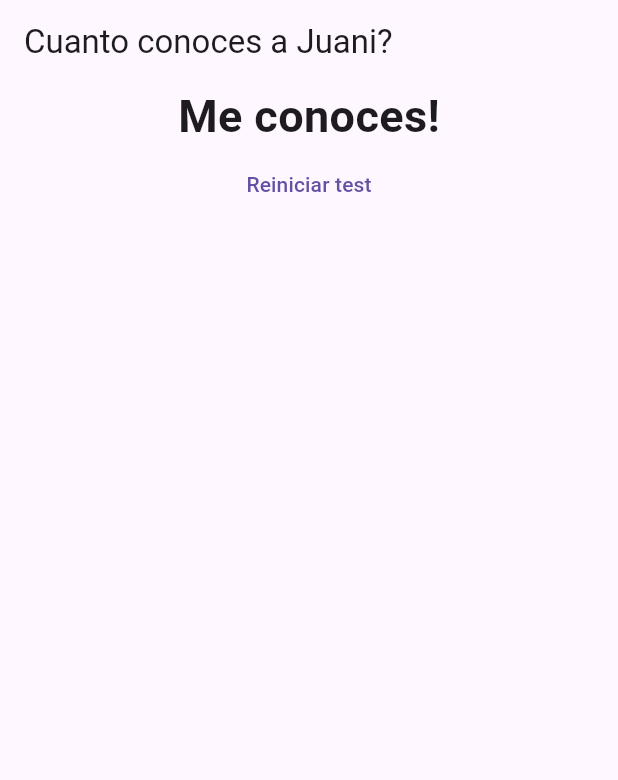
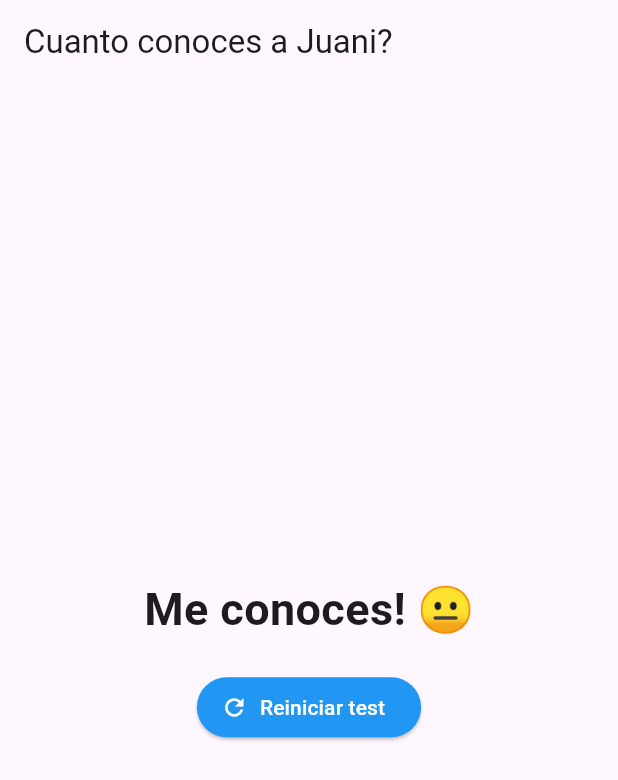
Before and after one commit to JuaniV2002/quiz_app, a Flutter app: the screen it shows after launch, after a tap on "Juan", after a tap on "Biologia", after a tap on "Belu", on a phone screen of 412 x 824 dp. Shown: the top 780 px of the screen. Run offline on Flutter 3.47's test engine with Material 3 defaults, Android fonts, the phone set to English and light mode, and no system bars.

Commit message:
some light styling to buttons

```diff
--- a/lib/answer.dart
+++ b/lib/answer.dart
@@ -10,9 +10,21 @@ class Answer extends StatelessWidget {
   Widget build(BuildContext context) {
     return SizedBox(
       width: double.infinity,
-      child: ElevatedButton(
-        child: Text(answerText),
-        onPressed: selectHandler,
+      child: Container(
+        margin: const EdgeInsets.all(10.0), // Add margin here
+        child: ElevatedButton(
+          style: ButtonStyle(
+            shape: WidgetStateProperty.all<RoundedRectangleBorder>(
+              RoundedRectangleBorder(
+                borderRadius: BorderRadius.circular(15),
+              ),
+            ),
+            backgroundColor: WidgetStateProperty.all<Color>(Colors.blue),
+            foregroundColor: WidgetStateProperty.all<Color>(Colors.white),
+          ),
+          child: Text(answerText),
+          onPressed: selectHandler,
+        ),
       ),
     );
   }
--- a/lib/quiz.dart
+++ b/lib/quiz.dart
@@ -16,6 +16,7 @@ class Quiz extends StatelessWidget {
   @override
   Widget build(BuildContext context) {
     return Column(
+      mainAxisAlignment: MainAxisAlignment.center,
       children: [
         Question(
           questions[questionIndex]['questionText'] as String,
--- a/lib/result.dart
+++ b/lib/result.dart
@@ -7,13 +7,13 @@ class Result extends StatelessWidget {
   const Result(this.resultScore, this.resetHandler, {Key? key}) : super(key: key);
 
   String get resultPhrase {
-    var resultText = 'No me conoces';
+    var resultText = 'No me conoces 😢';
     if (resultScore <= 8) {
-      resultText = 'Me conoces muy poco :(';
+      resultText = 'Me conoces muy poco 🙁';
     } else if (resultScore <= 12) {
-      resultText = 'Me conoces!';
+      resultText = 'Me conoces! 😐';
     } else if (resultScore >= 12) {
-      resultText = 'Me conoces muy bien :) !';
+      resultText = 'Me conoces muy bien 😃 !';
     }
     return resultText;
   }
@@ -22,14 +22,23 @@ class Result extends StatelessWidget {
   Widget build(BuildContext context) {
     return Center(
       child: Column(
+        mainAxisAlignment: MainAxisAlignment.center,
         children: [
           Text(
             resultPhrase,
             style: const TextStyle(fontSize: 30, fontWeight: FontWeight.bold),
           ),
-          TextButton(
-            child: const Text('Reiniciar test'),
-            onPressed: resetHandler,
+          Container(
+            margin: const EdgeInsets.only(top: 20.0), // Add top margin here
+            child: ElevatedButton.icon(
+              icon: const Icon(Icons.refresh), // Your icon
+              label: const Text('Reiniciar test'),
+              onPressed: resetHandler,
+              style: ButtonStyle(
+                backgroundColor: WidgetStateProperty.all<Color>(Colors.blue),
+                foregroundColor: WidgetStateProperty.all<Color>(Colors.white),
+              ),
+            ),
           ),
         ],
       ),
```
